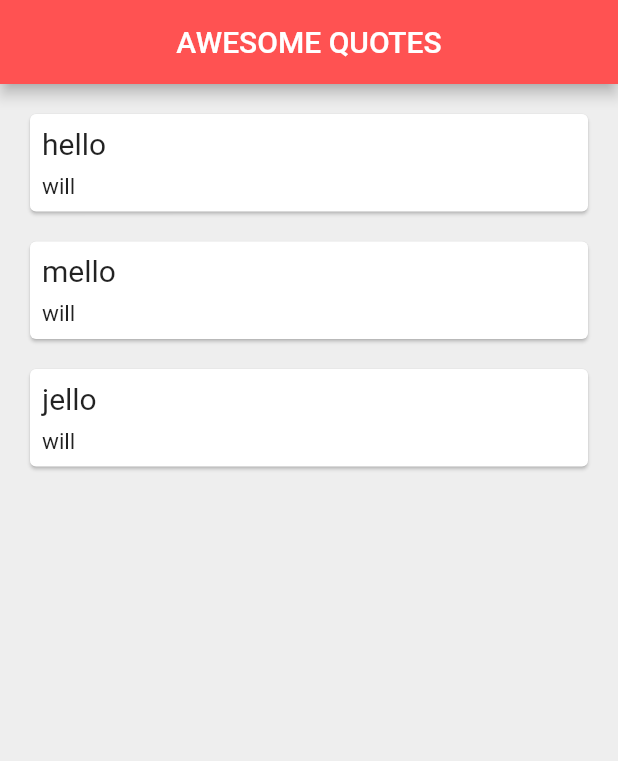
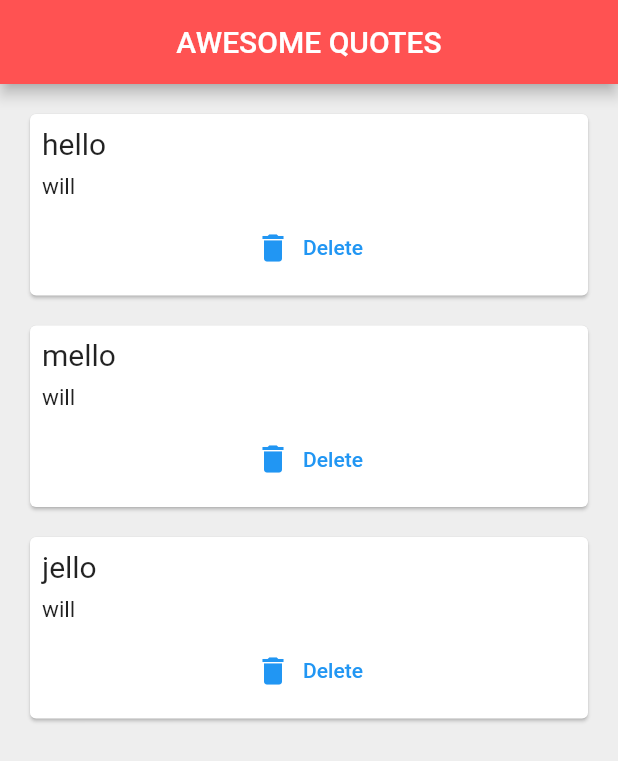
Before and after one commit to Shub0327/Flutter_Initial_Projects, a Flutter app: the screen it shows after launch, on a phone screen of 412 x 824 dp. Shown: the top 761 px of the screen. Run offline on Flutter 3.47's test engine with Material 2 defaults, Android fonts, the phone set to English and light mode, and no system bars.

Commit message:
Function As Parameter

```diff
--- a/lib/main.dart
+++ b/lib/main.dart
@@ -1,5 +1,7 @@
 import 'package:flutter/material.dart';
 import 'qb.dart';
+import 'quote_card.dart';
+
 
 main() => runApp(const MaterialApp(
       home: quotes(),
@@ -13,40 +15,11 @@ class quotes extends StatefulWidget {
   State<quotes> createState() => _quotesState();
 }
 
-Widget quotesTemplate(qu){
-
-  return Card(
-    margin: EdgeInsets.fromLTRB(20, 20 ,20, 0),
-    child: Padding(
-      padding: const EdgeInsets.all(8.0),
-      child: Column(
-        crossAxisAlignment: CrossAxisAlignment.stretch,
-        children: <Widget>[
-          Text(qu.text,
-          style: TextStyle(
-            fontSize: 20,
-          ),
-          ),
-          SizedBox(height: 8,),
-
-          Text(qu.author,
-            style: TextStyle(
-              fontSize: 15.0,
-          ),
-          ),
-        ],
-
-      ),
-    ),
-  );
-
-}
-
 class _quotesState extends State<quotes> {
-   List<qu> Quotes=[
-     qu(text: "hello", author: "will"),
-     qu(text: "mello", author: "will"),
-     qu(text: "jello", author: "will")
+   List<Quote> quotes=[
+     Quote(text: "hello", author: "will"),
+     Quote(text: "mello", author: "will"),
+     Quote(text: "jello", author: "will")
    ];
 
   @override
@@ -60,7 +33,16 @@ class _quotesState extends State<quotes> {
       ),
 
       body: Column(
-        children: Quotes.map((qu) => quotesTemplate(qu)).toList()
+        children: quotes.map((quote) => QuoteCard(
+
+            quote : quote,
+            delete: (){
+              setState(() {
+                quotes.remove(quote);
+              });
+        }
+
+        )).toList()
         )
 
 
--- a/lib/qb.dart
+++ b/lib/qb.dart
@@ -1,7 +1,7 @@
 
-class qu {
+class Quote {
   String text = "",
       author = "";
 
-  qu({required this.text, required this.author})
+  Quote({required this.text, required this.author})
 ;}
--- /dev/null
+++ b/lib/quote_card.dart
@@ -0,0 +1,41 @@
+import 'package:flutter/material.dart';
+import 'qb.dart';
+
+class QuoteCard extends StatelessWidget {
+
+  final Quote quote;
+  final Function() delete;
+  QuoteCard({required this.quote,required this.delete});
+
+  @override
+  Widget build(BuildContext context) {
+    return Card(
+      margin: EdgeInsets.fromLTRB(20, 20 ,20, 0),
+      child: Padding(
+        padding: const EdgeInsets.all(8.0),
+        child: Column(
+          crossAxisAlignment: CrossAxisAlignment.stretch,
+          children: <Widget>[
+            Text(quote.text,
+              style: const TextStyle(
+                fontSize: 20,
+              ),
+            ),
+            const SizedBox(height: 8,),
+
+            Text(quote.author,
+              style: const TextStyle(
+                fontSize: 15.0,
+              ),
+            ),
+
+            SizedBox(height: 8,),
+
+            TextButton.icon(onPressed: delete, icon: Icon(Icons.delete), label: Text("Delete"),)
+          ],
+
+        ),
+      ),
+    );
+  }
+}
```
